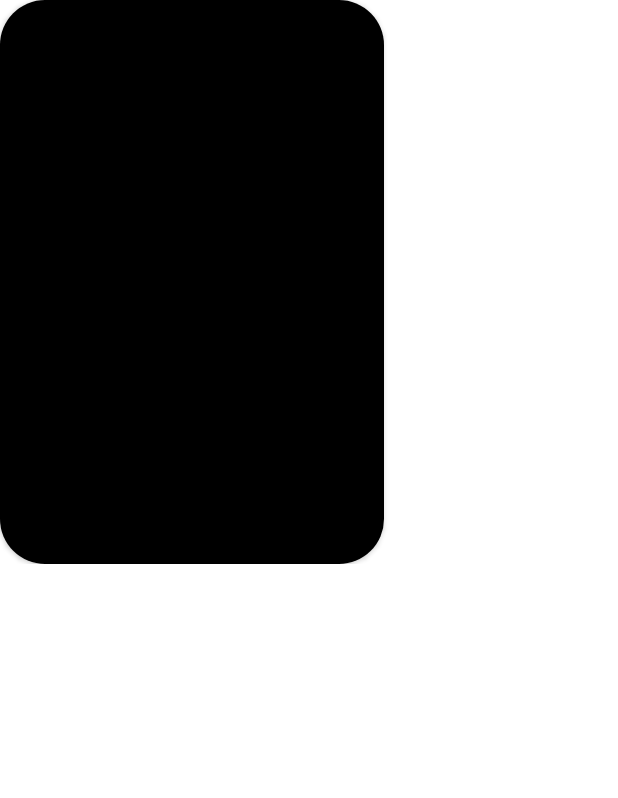
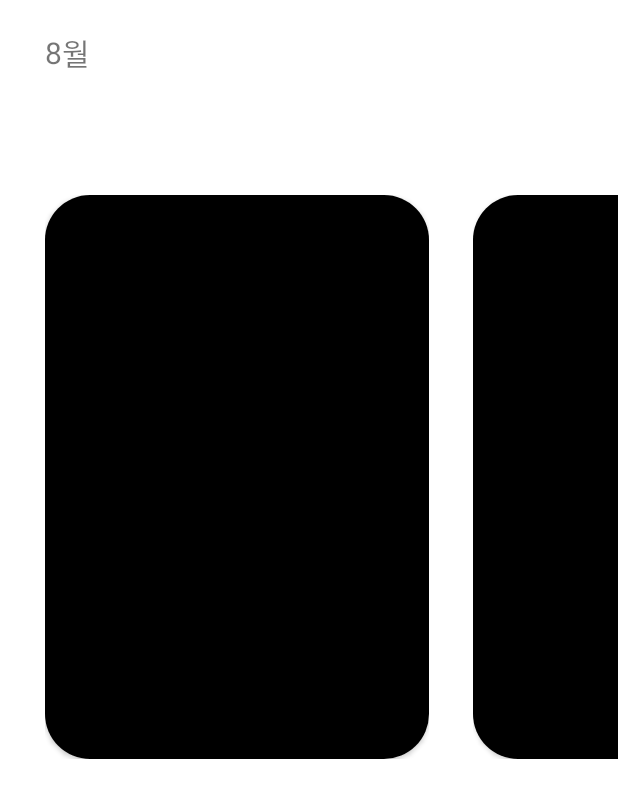
Before and after one commit to Team-Scookie/scookie_android, an Android app: the screen it shows after launch (CalendarActivity), on a phone screen of 412 x 824 dp. Shown: the top 798 px of the screen. Run offline under Robolectric (Android 15) with nearby library versions, the phone set to English and light mode, and no system bars.

Commit message:
feat: complete cardview base in activity_calendar

```diff
--- a/app/src/main/AndroidManifest.xml
+++ b/app/src/main/AndroidManifest.xml
@@ -11,14 +11,14 @@
         android:roundIcon="@mipmap/ic_launcher_round"
         android:supportsRtl="true"
         android:theme="@style/AppTheme">
-        <activity android:name=".CalendarActivity">
+        <activity android:name=".ui.CalendarActivity">
             <intent-filter>
                 <action android:name="android.intent.action.MAIN" />
 
                 <category android:name="android.intent.category.LAUNCHER" />
             </intent-filter>
         </activity>
-        <activity android:name=".LoginActivity">
+        <activity android:name=".ui.LoginActivity">
 
         </activity> <!-- The API key for Google Maps-based APIs. -->
         <meta-data
--- a/app/src/main/java/com/example/scookie/CalendarActivity.kt
+++ /dev/null
@@ -1,26 +0,0 @@
-package com.example.scookie
-
-import androidx.appcompat.app.AppCompatActivity
-import android.os.Bundle
-import androidx.recyclerview.widget.LinearLayoutManager
-import androidx.recyclerview.widget.LinearSnapHelper
-import androidx.recyclerview.widget.RecyclerView
-import kotlinx.android.synthetic.main.activity_calendar.*
-
-class CalendarActivity : AppCompatActivity() {
-
-    lateinit var adapter: CalendarRVAdapter
-
-    override fun onCreate(savedInstanceState: Bundle?) {
-        super.onCreate(savedInstanceState)
-        setContentView(R.layout.activity_calendar)
-
-        var dataList = mutableListOf<String>("hi", "helo", "ed")
-        adapter = CalendarRVAdapter(this, dataList)
-
-        LinearSnapHelper().attachToRecyclerView(rv_frag_home_artic_pick)
-        act_calendar_rv_calendarCard.adapter = adapter
-        act_calendar_rv_calendarCard.layoutManager =
-            LinearLayoutManager(this, RecyclerView.HORIZONTAL, false)
-    }
-}
--- /dev/null
+++ b/app/src/main/java/com/example/scookie/ui/CalendarActivity.kt
@@ -0,0 +1,34 @@
+package com.example.scookie.ui
+
+import androidx.appcompat.app.AppCompatActivity
+import android.os.Bundle
+import androidx.recyclerview.widget.LinearLayoutManager
+import androidx.recyclerview.widget.LinearSnapHelper
+import androidx.recyclerview.widget.RecyclerView
+import com.example.scookie.ui.adapter.CalendarRVAdapter
+import com.example.scookie.R
+import com.example.scookie.ui.adapter.deco.HorizontalSpaceItemDecoration
+import com.example.scookie.util.dpToPx
+import kotlinx.android.synthetic.main.activity_calendar.*
+
+class CalendarActivity : AppCompatActivity() {
+
+    lateinit var adapter: CalendarRVAdapter
+
+    override fun onCreate(savedInstanceState: Bundle?) {
+        super.onCreate(savedInstanceState)
+        setContentView(R.layout.activity_calendar)
+
+        var dataList = mutableListOf<String>("hi", "helo", "ed", "ㅇㅇ")
+        adapter =
+            CalendarRVAdapter(this, dataList)
+
+        LinearSnapHelper().attachToRecyclerView(act_calendar_rv_calendarCard) // RecyclerView SnapHelper (조금만 돌려도 자동으로 가운데로 오도록)
+        act_calendar_rv_calendarCard.adapter = adapter
+        act_calendar_rv_calendarCard.layoutManager =
+            LinearLayoutManager(this, RecyclerView.HORIZONTAL, false)
+        // RecyclerView Space 조절
+        val horizontalSpaceItemDecoration = HorizontalSpaceItemDecoration(this, 30.dpToPx(), 30.dpToPx()) // 코드 상에서 view 조절할 때는 Pixel로 변환해서 작업해야 한다.
+        act_calendar_rv_calendarCard.addItemDecoration(horizontalSpaceItemDecoration)
+    }
+}
--- a/app/src/main/java/com/example/scookie/LoginActivity.kt
+++ b/app/src/main/java/com/example/scookie/ui/LoginActivity.kt
@@ -1,7 +1,8 @@
-package com.example.scookie
+package com.example.scookie.ui
 
 import androidx.appcompat.app.AppCompatActivity
 import android.os.Bundle
+import com.example.scookie.R
 
 class LoginActivity : AppCompatActivity() {
     override fun onCreate(savedInstanceState: Bundle?) {
--- a/app/src/main/java/com/example/scookie/CalendarRVAdapter.kt
+++ b/app/src/main/java/com/example/scookie/ui/adapter/CalendarRVAdapter.kt
@@ -1,10 +1,11 @@
-package com.example.scookie
+package com.example.scookie.ui.adapter
 
 import android.view.LayoutInflater
 import android.view.View
 import android.view.ViewGroup
 import androidx.fragment.app.FragmentActivity
 import androidx.recyclerview.widget.RecyclerView
+import com.example.scookie.R
 
 class CalendarRVAdapter(val ctx: FragmentActivity, var dataList: MutableList<String>) : RecyclerView.Adapter<CalendarRVAdapter.Holder>() {
 
--- /dev/null
+++ b/app/src/main/java/com/example/scookie/ui/adapter/deco/HorizontalSpaceItemDecoration.kt
@@ -0,0 +1,19 @@
+package com.example.scookie.ui.adapter.deco
+
+import android.content.Context
+import android.graphics.Rect
+import android.view.View
+import androidx.recyclerview.widget.RecyclerView
+
+class HorizontalSpaceItemDecoration(val context : Context, private val space: Int, private val first_left_space : Int) : RecyclerView.ItemDecoration() {
+
+    override fun getItemOffsets(outRect: Rect, view: View, parent: RecyclerView, state: RecyclerView.State) {
+        outRect.left = space/2
+        outRect.right = space/2
+
+        // Add top margin only for the first item to avoid double space between items
+        if (parent.getChildAdapterPosition(view) == 0) {
+            outRect.left = first_left_space
+        }
+    }
+}
--- /dev/null
+++ b/app/src/main/java/com/example/scookie/util/Util.kt
@@ -0,0 +1,10 @@
+package com.example.scookie.util
+
+import android.content.res.Resources
+
+/**
+ * 코드로 view 사이즈에 변화를 주거나 여백을 설정할 때는 Pixel 단위로 변환해서 작업을 해줘야 한다!
+ */
+fun Int.pxToDp() : Int = (this / Resources.getSystem().displayMetrics.density).toInt() // 픽셀을 dp로
+
+fun Int.dpToPx() : Int = (this * Resources.getSystem().displayMetrics.density).toInt() // dp를 픽셀로
--- a/app/src/main/res/layout/activity_calendar.xml
+++ b/app/src/main/res/layout/activity_calendar.xml
@@ -4,7 +4,38 @@
     xmlns:tools="http://schemas.android.com/tools"
     android:layout_width="match_parent"
     android:layout_height="match_parent"
-    tools:context=".CalendarActivity">
+    tools:context=".ui.CalendarActivity">
+
+    <androidx.constraintlayout.widget.ConstraintLayout
+        android:id="@+id/act_calendar_constraint_month"
+        android:layout_width="wrap_content"
+        android:layout_height="wrap_content"
+        app:layout_constraintStart_toStartOf="parent"
+        app:layout_constraintTop_toTopOf="parent"
+        android:layout_marginTop="20dp"
+        android:layout_marginLeft="30dp"
+        android:layout_marginStart="30dp">
+
+        <TextView
+            android:id="@+id/act_calendar_tv_month"
+            android:layout_width="wrap_content"
+            android:layout_height="wrap_content"
+            app:layout_constraintTop_toTopOf="parent"
+            app:layout_constraintBottom_toBottomOf="parent"
+            app:layout_constraintStart_toStartOf="parent"
+            android:text="8"
+            android:textSize="20sp"/>
+
+        <TextView
+            android:layout_width="wrap_content"
+            android:layout_height="wrap_content"
+            app:layout_constraintTop_toTopOf="parent"
+            app:layout_constraintStart_toEndOf="@id/act_calendar_tv_month"
+            app:layout_constraintBottom_toBottomOf="parent"
+            android:text="월"
+            android:textSize="20sp"/>
+
+    </androidx.constraintlayout.widget.ConstraintLayout>
 
     <androidx.recyclerview.widget.RecyclerView
         android:id="@+id/act_calendar_rv_calendarCard"
@@ -12,7 +43,8 @@
         android:layout_height="wrap_content"
         app:layout_constraintStart_toStartOf="parent"
         app:layout_constraintEnd_toEndOf="parent"
-        app:layout_constraintTop_toTopOf="parent">
+        app:layout_constraintTop_toBottomOf="@id/act_calendar_constraint_month"
+        android:layout_marginTop="80dp">
 
     </androidx.recyclerview.widget.RecyclerView>
 
--- a/app/src/main/res/layout/activity_login.xml
+++ b/app/src/main/res/layout/activity_login.xml
@@ -4,7 +4,7 @@ xmlns:app="http://schemas.android.com/apk/res-auto"
 xmlns:tools="http://schemas.android.com/tools"
 android:layout_width="match_parent"
 android:layout_height="match_parent"
-tools:context=".LoginActivity">
+tools:context=".ui.LoginActivity">
 
     <com.google.android.material.textview.MaterialTextView
         android:id="@+id/tv_getId"
--- a/app/src/main/res/layout/rv_item_calendar_card.xml
+++ b/app/src/main/res/layout/rv_item_calendar_card.xml
@@ -1,7 +1,7 @@
 <?xml version="1.0" encoding="utf-8"?>
 <FrameLayout xmlns:android="http://schemas.android.com/apk/res/android"
-    android:layout_width="match_parent"
-    android:layout_height="match_parent"
+    android:layout_width="wrap_content"
+    android:layout_height="wrap_content"
     xmlns:app="http://schemas.android.com/apk/res-auto"
     android:id="@+id/rv_item_calendar_card">
 
```
